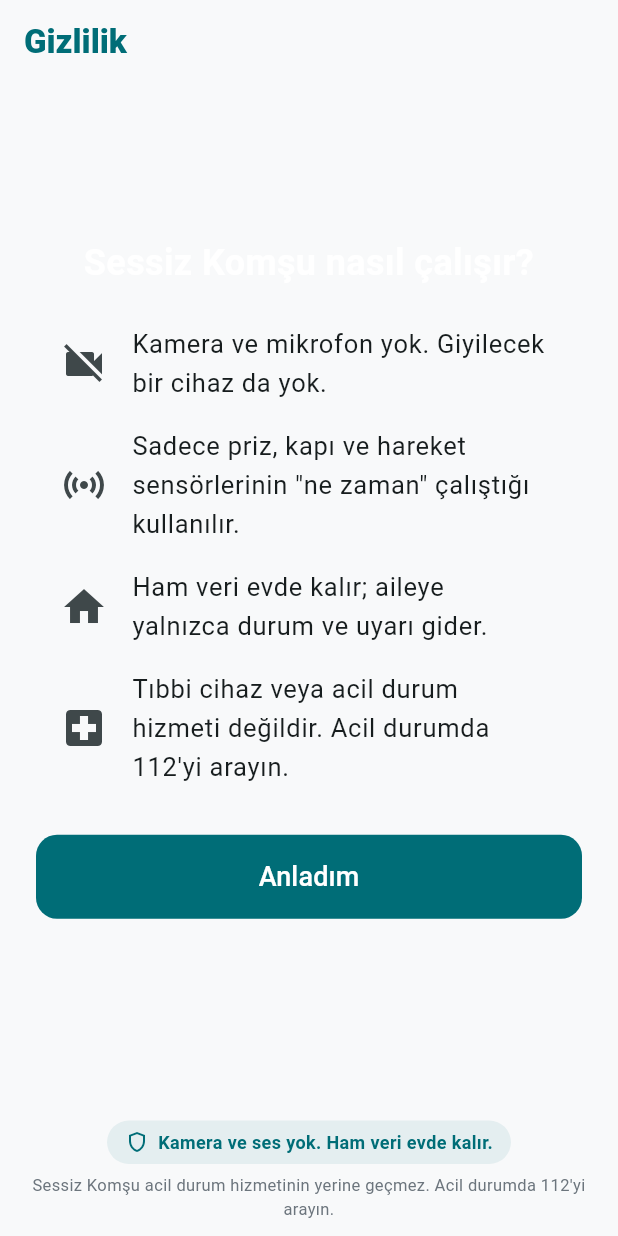
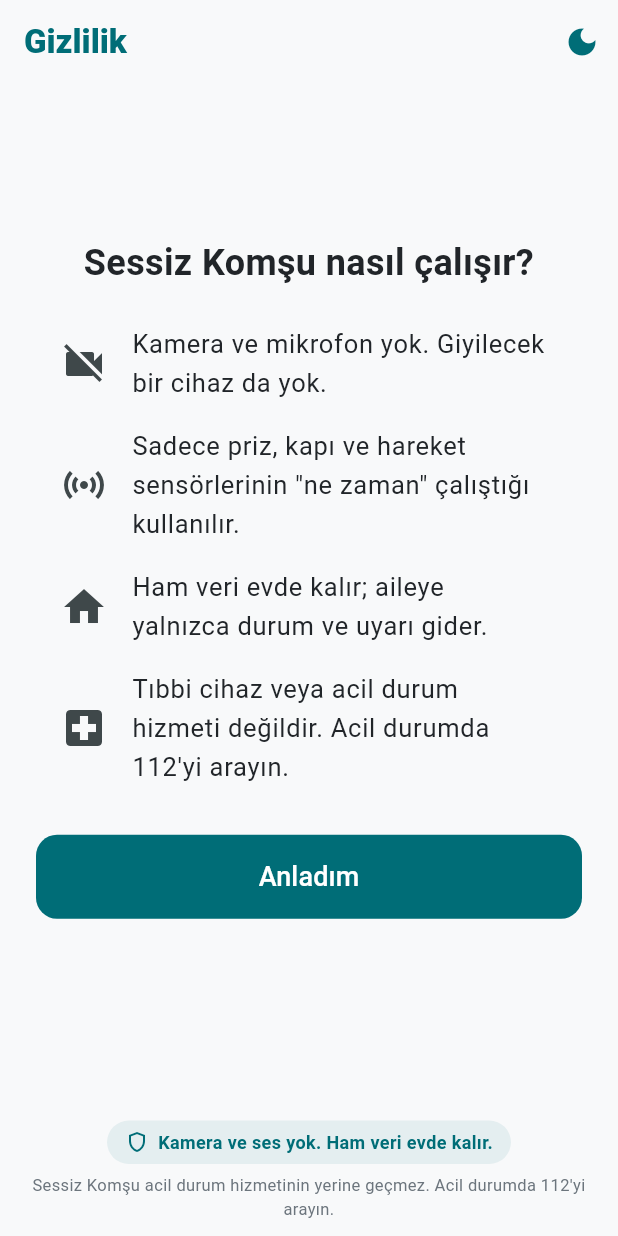
Before and after one commit to MuratAcar00/Hal-Hatir, a Flutter app: the screen it shows after launch, on a phone screen of 412 x 824 dp. Run offline on Flutter 3.47's test engine with Material 3 defaults, Android fonts, the phone set to English and light mode, and no system bars; our stand-ins replace fl_chart, flutter_local_notifications, shared_preferences.

Commit message:
feat: dark mode toggle (Premium Dark / Slate) with persisted theme and status color extension
Co-Authored-By: Claude Opus 5.5 <noreply@anthropic.com>

```diff
--- a/lib/core/ui/app_scaffold.dart
+++ b/lib/core/ui/app_scaffold.dart
@@ -3,6 +3,7 @@ import 'package:provider/provider.dart';
 
 import '../app_state.dart';
 import 'app_colors.dart';
+import 'app_theme.dart';
 
 /// At this width and above both roles are shown side by side.
 const wideBreakpoint = 900.0;
@@ -31,6 +32,16 @@ class AppScaffold extends StatelessWidget {
         title: Text(title),
         actions: [
           ...actions,
+          Builder(
+            builder: (context) {
+              final t = context.watch<ThemeController>();
+              return IconButton(
+                icon: Icon(t.isDark ? Icons.light_mode : Icons.dark_mode),
+                tooltip: t.isDark ? 'Açık tema' : 'Koyu tema',
+                onPressed: t.toggle,
+              );
+            },
+          ),
           if (roleSwitch && !wide)
             PopupMenuButton<String>(
               icon: const Icon(Icons.swap_horiz),
@@ -72,7 +83,7 @@ class SafetyFooter extends StatelessWidget {
   @override
   Widget build(BuildContext context) {
     return Material(
-      color: AppColors.background,
+      color: Theme.of(context).scaffoldBackgroundColor,
       child: SafeArea(
         top: false,
         child: Padding(
@@ -86,23 +97,23 @@ class SafetyFooter extends StatelessWidget {
                   vertical: 6,
                 ),
                 decoration: BoxDecoration(
-                  color: AppColors.primary.withValues(alpha: 0.08),
+                  color: context.sc.primary.withValues(alpha: 0.08),
                   borderRadius: BorderRadius.circular(24),
                 ),
-                child: const Row(
+                child: Row(
                   mainAxisSize: MainAxisSize.min,
                   children: [
                     Icon(
                       Icons.shield_outlined,
                       size: 16,
-                      color: AppColors.primary,
+                      color: context.sc.primary,
                     ),
                     SizedBox(width: 6),
                     Text(
                       'Kamera ve ses yok. Ham veri evde kalır.',
                       style: TextStyle(
                         fontSize: 12,
-                        color: AppColors.primary,
+                        color: context.sc.primary,
                         fontWeight: FontWeight.w600,
                       ),
                     ),
@@ -110,11 +121,11 @@ class SafetyFooter extends StatelessWidget {
                 ),
               ),
               const SizedBox(height: 6),
-              const Text(
+              Text(
                 'Sessiz Komşu acil durum hizmetinin yerine geçmez. '
                 "Acil durumda 112'yi arayın.",
                 textAlign: TextAlign.center,
-                style: TextStyle(fontSize: 11, color: AppColors.muted),
+                style: TextStyle(fontSize: 11, color: context.sc.muted),
               ),
             ],
           ),
--- /dev/null
+++ b/lib/core/ui/app_theme.dart
@@ -0,0 +1,80 @@
+import 'package:flutter/material.dart';
+import 'package:shared_preferences/shared_preferences.dart';
+
+import 'app_colors.dart';
+
+/// Light / dark choice, persisted. Default: light.
+class ThemeController extends ChangeNotifier {
+  ThemeController(this._prefs)
+    : mode = _prefs.getBool(_key) == true ? ThemeMode.dark : ThemeMode.light;
+
+  static const _key = 'darkMode';
+  final SharedPreferences _prefs;
+  ThemeMode mode;
+
+  bool get isDark => mode == ThemeMode.dark;
+
+  void toggle() {
+    mode = isDark ? ThemeMode.light : ThemeMode.dark;
+    _prefs.setBool(_key, isDark);
+    notifyListeners();
+  }
+}
+
+ThemeData buildTheme(Brightness b) {
+  final dark = b == Brightness.dark;
+  final primary = dark ? AppColors.darkPrimary : AppColors.primary;
+  final bg = dark ? AppColors.darkBackground : AppColors.background;
+  final card = dark ? AppColors.darkCard : AppColors.card;
+  final text = dark ? AppColors.darkText : const Color(0xFF212529);
+  final scheme = ColorScheme.fromSeed(
+    seedColor: primary,
+    brightness: b,
+    primary: primary,
+    surface: card,
+    onSurface: text,
+  );
+  final base = ThemeData(useMaterial3: true, colorScheme: scheme);
+  final shape = RoundedRectangleBorder(borderRadius: BorderRadius.circular(14));
+  return base.copyWith(
+    scaffoldBackgroundColor: bg,
+    extensions: [dark ? StatusColors.dark : StatusColors.light],
+    cardTheme: CardThemeData(
+      color: card,
+      elevation: 2,
+      shadowColor: Colors.black26,
+      surfaceTintColor: Colors.transparent,
+      margin: const EdgeInsets.symmetric(vertical: 8),
+      shape: RoundedRectangleBorder(borderRadius: BorderRadius.circular(16)),
+    ),
+    appBarTheme: AppBarTheme(
+      backgroundColor: bg,
+      foregroundColor: primary,
+      surfaceTintColor: Colors.transparent,
+      titleTextStyle: TextStyle(
+        fontSize: 22,
+        fontWeight: FontWeight.w800,
+        color: primary,
+      ),
+    ),
+    textTheme: base.textTheme
+        .apply(bodyColor: text, displayColor: text)
+        .copyWith(
+          titleMedium: TextStyle(
+            fontSize: 18,
+            fontWeight: FontWeight.w800,
+            color: text,
+          ),
+          bodyMedium: TextStyle(fontSize: 16, color: text),
+        ),
+    filledButtonTheme: FilledButtonThemeData(
+      style: FilledButton.styleFrom(shape: shape),
+    ),
+    outlinedButtonTheme: OutlinedButtonThemeData(
+      style: OutlinedButton.styleFrom(
+        shape: shape,
+        padding: const EdgeInsets.symmetric(horizontal: 16, vertical: 14),
+      ),
+    ),
+  );
+}
--- a/lib/core/ui/section_card.dart
+++ b/lib/core/ui/section_card.dart
@@ -10,14 +10,14 @@ class SectionCard extends StatelessWidget {
     required this.title,
     required this.child,
     this.color,
-    this.iconColor = AppColors.primary,
+    this.iconColor,
   });
 
   final IconData icon;
   final String title;
   final Widget child;
   final Color? color;
-  final Color iconColor;
+  final Color? iconColor;
 
   @override
   Widget build(BuildContext context) => Card(
@@ -29,7 +29,7 @@ class SectionCard extends StatelessWidget {
         children: [
           Row(
             children: [
-              Icon(icon, color: iconColor, size: 28),
+              Icon(icon, color: iconColor ?? context.sc.primary, size: 28),
               const SizedBox(width: 10),
               Expanded(
                 child: Text(
--- a/lib/features/family/alert_history.dart
+++ b/lib/features/family/alert_history.dart
@@ -83,7 +83,7 @@ class AlertHistoryList extends StatelessWidget {
                 isThreeLine: true,
                 leading: Icon(
                   h.falseAlarm ? Icons.thumb_down_alt : Icons.warning_amber,
-                  color: h.falseAlarm ? AppColors.muted : AppColors.attention,
+                  color: h.falseAlarm ? context.sc.muted : context.sc.attention,
                 ),
                 title: Text(
                   '${dateText(h.start)} ${hm(h.start)} · ${levelLabel(h.maxLevel)}',
--- a/lib/main.dart
+++ b/lib/main.dart
@@ -2,7 +2,10 @@ import 'package:flutter/material.dart';
 import 'package:provider/provider.dart';
 
 import 'core/app_state.dart';
-import 'core/ui/app_colors.dart';
+
+import 'package:shared_preferences/shared_preferences.dart';
+
+import 'core/ui/app_theme.dart';
 import 'core/ui/app_scaffold.dart';
 import 'features/family/family_screen.dart';
 import 'features/home_simulator/home_simulator_screen.dart';
@@ -12,57 +15,14 @@ import 'features/role_select/role_select_screen.dart';
 Future<void> main() async {
   WidgetsFlutterBinding.ensureInitialized();
   final state = await AppState.load();
+  final theme = ThemeController(await SharedPreferences.getInstance());
   runApp(
-    ChangeNotifierProvider.value(value: state, child: const SessizKomsuApp()),
-  );
-}
-
-/// "Güven ve Huzur" theme.
-ThemeData _theme() {
-  final scheme = ColorScheme.fromSeed(
-    seedColor: AppColors.primary,
-    primary: AppColors.primary,
-    surface: AppColors.card,
-  );
-  final base = ThemeData(useMaterial3: true, colorScheme: scheme);
-  final shape = RoundedRectangleBorder(borderRadius: BorderRadius.circular(14));
-  return base.copyWith(
-    scaffoldBackgroundColor: AppColors.background,
-    cardTheme: CardThemeData(
-      color: AppColors.card,
-      elevation: 2,
-      shadowColor: Colors.black26,
-      surfaceTintColor: Colors.transparent,
-      margin: const EdgeInsets.symmetric(vertical: 8),
-      shape: RoundedRectangleBorder(borderRadius: BorderRadius.circular(16)),
-    ),
-    appBarTheme: const AppBarTheme(
-      backgroundColor: AppColors.background,
-      foregroundColor: AppColors.primary,
-      surfaceTintColor: Colors.transparent,
-      titleTextStyle: TextStyle(
-        fontSize: 22,
-        fontWeight: FontWeight.w800,
-        color: AppColors.primary,
-      ),
-    ),
-    textTheme: base.textTheme
-        .apply(bodyColor: const Color(0xFF212529))
-        .copyWith(
-          titleMedium: const TextStyle(
-            fontSize: 18,
-            fontWeight: FontWeight.w800,
-          ),
-          bodyMedium: const TextStyle(fontSize: 16),
-        ),
-    filledButtonTheme: FilledButtonThemeData(
-      style: FilledButton.styleFrom(shape: shape),
-    ),
-    outlinedButtonTheme: OutlinedButtonThemeData(
-      style: OutlinedButton.styleFrom(
-        shape: shape,
-        padding: const EdgeInsets.symmetric(horizontal: 16, vertical: 14),
-      ),
+    MultiProvider(
+      providers: [
+        ChangeNotifierProvider.value(value: state),
+        ChangeNotifierProvider.value(value: theme),
+      ],
+      child: const SessizKomsuApp(),
     ),
   );
 }
@@ -77,7 +37,9 @@ class SessizKomsuApp extends StatelessWidget {
     return MaterialApp(
       title: 'Sessiz Komşu',
       debugShowCheckedModeBanner: false,
-      theme: _theme(),
+      theme: buildTheme(Brightness.light),
+      darkTheme: buildTheme(Brightness.dark),
+      themeMode: context.watch<ThemeController>().mode,
       home: LayoutBuilder(
         builder: (context, c) => !privacySeen
             ? const PrivacyScreen()
```
Also changed, not shown: lib/core/ui/app_colors.dart (+65 -2 lines), lib/features/family/family_screen.dart (+18 -22 lines), lib/features/family/health_trends.dart (+4 -4 lines), lib/features/home_simulator/home_simulator_screen.dart (+16 -16 lines).
